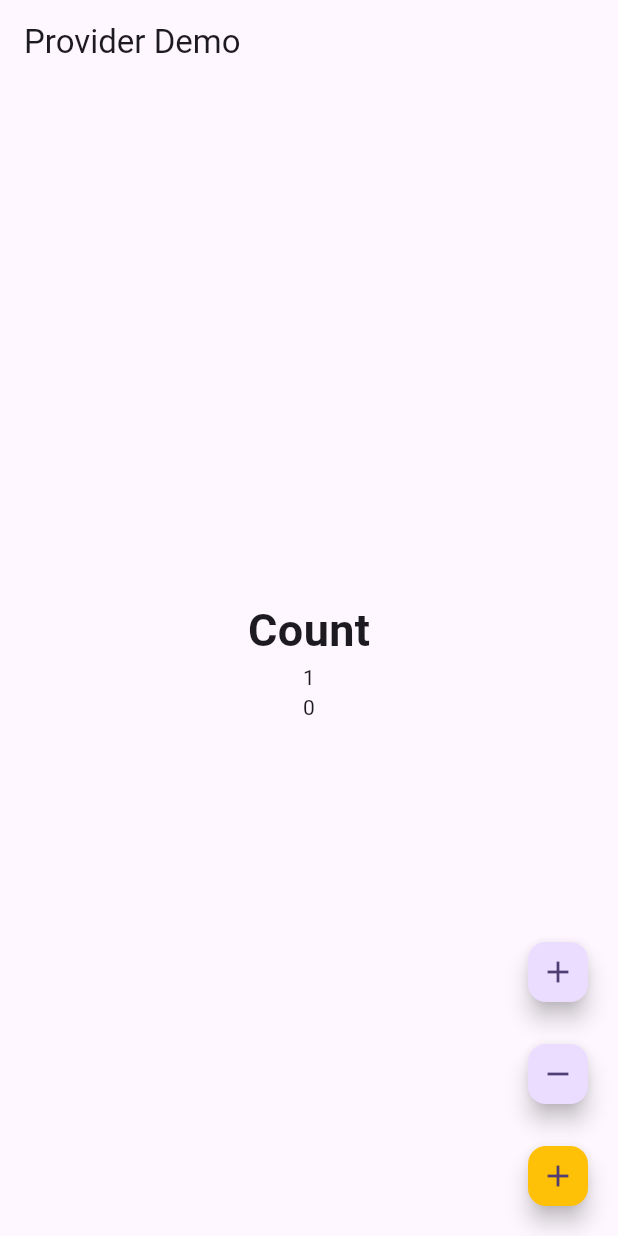
After one commit to MdFarhanRaja/flutter_tutorials, a Flutter app: the screen it shows after launch, after a tap on the "add" icon, on a phone screen of 412 x 824 dp. The commit adds this screen. Run offline on Flutter 3.47's test engine with Material 3 defaults, Android fonts, the phone set to English and light mode, and no system bars; our stand-ins replace fluttertoast, shared_preferences; network calls fail.

Commit message:
provider demo with consumer & selector

```diff
--- a/lib/main.dart
+++ b/lib/main.dart
@@ -1,26 +1,22 @@
-import 'dart:developer';
-
-import 'package:basic_widgets/app_prefs.dart';
 import 'package:basic_widgets/page1.dart';
 import 'package:basic_widgets/page2.dart';
+import 'package:basic_widgets/provider/counter_provider.dart';
+import 'package:basic_widgets/provider_demo.dart';
 import 'package:flutter/material.dart';
+import 'package:provider/provider.dart';
 
 void main() async {
-  WidgetsFlutterBinding.ensureInitialized();
-  final v = await AppPrefs().isLoggedin();
-  log(v.toString());
-  runApp(MainApp(v));
-/*   if (v) {
-    runApp(Home());
-  } else {
-    runApp(Login());
-  } */
-  //runApp(v == true ? Home() : Login());
+  runApp(runWithProvider());
+}
+
+runWithProvider() {
+  return MultiProvider(providers: [
+    ChangeNotifierProvider(create: (context) => CounterProvider())
+  ], child: MainApp());
 }
 
 class MainApp extends StatelessWidget {
-  bool isLoggedIn;
-  MainApp(this.isLoggedIn, {super.key});
+  MainApp({super.key});
 
   @override
   Widget build(BuildContext context) {
@@ -31,7 +27,7 @@ class MainApp extends StatelessWidget {
           colorScheme: ColorScheme.fromSeed(seedColor: Colors.deepPurple),
           useMaterial3: true,
         ),
-        home: isLoggedIn == true ? Page2('Farhan') : Page1());
+        home: ProviderDemo());
   }
 }
 
--- /dev/null
+++ b/lib/provider/counter_provider.dart
@@ -0,0 +1,22 @@
+import 'package:flutter/material.dart';
+
+class CounterProvider extends ChangeNotifier {
+  int count = 0, count2 = 0;
+
+  void add() {
+    count++;
+    notifyListeners();
+  }
+
+  void subtract() {
+    if (count > 0) {
+      count--;
+      notifyListeners();
+    }
+  }
+
+  void addCount2() {
+    count2++;
+    notifyListeners();
+  }
+}
--- /dev/null
+++ b/lib/provider_demo.dart
@@ -0,0 +1,94 @@
+import 'dart:developer';
+import 'package:basic_widgets/base_class.dart';
+import 'package:basic_widgets/provider/counter_provider.dart';
+import 'package:flutter/material.dart';
+import 'package:provider/provider.dart';
+
+class ProviderDemo extends StatefulWidget {
+  const ProviderDemo({super.key});
+
+  @override
+  State<ProviderDemo> createState() => _ProviderDemoState();
+}
+
+class _ProviderDemoState extends BaseClass<ProviderDemo> {
+  late CounterProvider counterProvider;
+
+  @override
+  void initState() {
+    counterProvider = Provider.of<CounterProvider>(context, listen: false);
+    super.initState();
+  }
+
+  @override
+  Widget build(BuildContext context) {
+    log('Build UI.....');
+    return Scaffold(
+        appBar: getAppBar(title: 'Provider Demo'),
+        floatingActionButton: Column(
+          mainAxisSize: MainAxisSize.min,
+          children: [
+            FloatingActionButton.small(
+                onPressed: () {
+                  //context.read<CounterProvider>().add();
+                  counterProvider.add();
+                },
+                child: const Icon(Icons.add)),
+            getVerticalGap(),
+            FloatingActionButton.small(
+                onPressed: () {
+                  counterProvider.subtract();
+                  //  context.read<CounterProvider>().subtract();
+                },
+                child: const Icon(Icons.remove)),
+            getVerticalGap(),
+            FloatingActionButton.small(
+                backgroundColor: Colors.amber,
+                onPressed: () {
+                  counterProvider.addCount2();
+                },
+                child: const Icon(Icons.add))
+          ],
+        ),
+        body: Center(
+            child: Column(
+          mainAxisSize: MainAxisSize.min,
+          children: [
+            const Text(
+              'Count',
+              style: TextStyle(fontSize: 30, fontWeight: FontWeight.bold),
+            ),
+            //CountText()
+            /* Consumer<CounterProvider>(builder: (context, value, child) {
+              log('Count 1 Builder.... Value ${value.count}');
+              return Text(value.count.toString(),
+                  style: const TextStyle(
+                      fontSize: 25, fontWeight: FontWeight.bold));
+            }) */
+
+            Selector<CounterProvider, int>(builder: (context, value, child) {
+              log('Count 1 Builder.... Value ${value}');
+              return Text('$value');
+            }, selector: (context, cp) {
+              return cp.count;
+            }),
+            Selector<CounterProvider, int>(
+                builder: (context, value, child) => Text(value.toString()),
+                selector: (p0, p1) => p1.count2)
+          ],
+        )));
+  }
+}
+
+class CountText extends StatelessWidget {
+  const CountText({super.key});
+
+  @override
+  Widget build(BuildContext context) {
+    log('Count Text Build UI.....');
+    return Text(
+      '${context.watch<CounterProvider>().count}',
+      style: const TextStyle(fontSize: 25, fontWeight: FontWeight.bold),
+    );
+  }
+}
```
